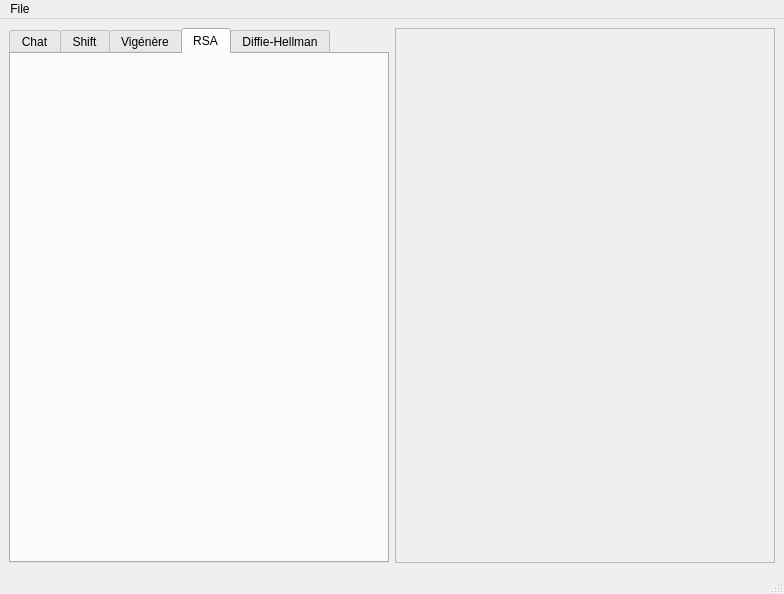
The window that res/main.ui (LordBaryhobal/CryptoChat) describes before a commit, drawn with Qt 5.
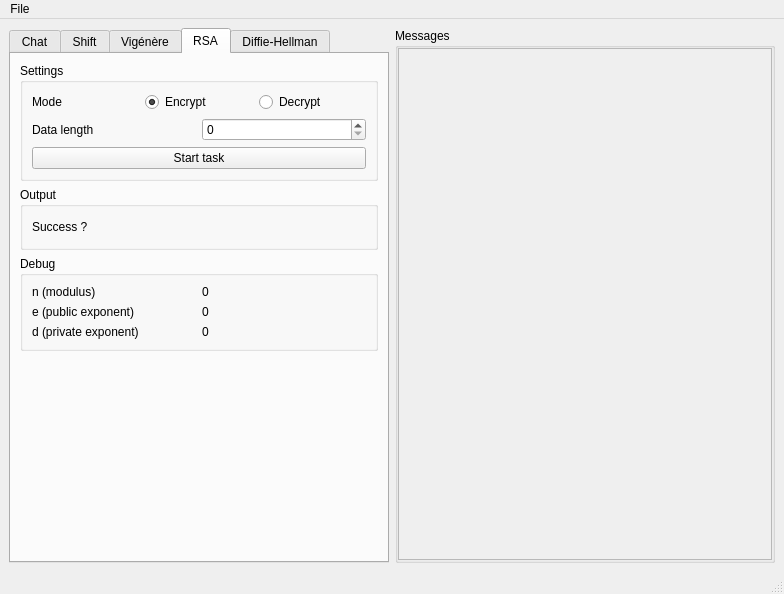
The same window after the commit. The open tabs and pages were chosen to show the change. Icons and pictures are not drawn.

Patch:
```diff
--- a/res/main.ui
+++ b/res/main.ui
@@ -74,6 +74,194 @@
        <attribute name="title">
         <string>RSA</string>
        </attribute>
+       <layout class="QVBoxLayout" name="verticalLayout_11">
+        <item>
+         <widget class="QGroupBox" name="groupBox_6">
+          <property name="title">
+           <string>Settings</string>
+          </property>
+          <layout class="QVBoxLayout" name="verticalLayout_9">
+           <item>
+            <layout class="QHBoxLayout" name="horizontalLayout_11">
+             <item>
+              <widget class="QLabel" name="label_9">
+               <property name="text">
+                <string>Mode</string>
+               </property>
+              </widget>
+             </item>
+             <item>
+              <widget class="QRadioButton" name="rsaEncryptRadio">
+               <property name="text">
+                <string>Encrypt</string>
+               </property>
+               <property name="checked">
+                <bool>true</bool>
+               </property>
+              </widget>
+             </item>
+             <item>
+              <widget class="QRadioButton" name="rsaDecryptRadio">
+               <property name="enabled">
+                <bool>true</bool>
+               </property>
+               <property name="text">
+                <string>Decrypt</string>
+               </property>
+               <property name="checkable">
+                <bool>true</bool>
+               </property>
+              </widget>
+             </item>
+            </layout>
+           </item>
+           <item>
+            <layout class="QHBoxLayout" name="horizontalLayout_12">
+             <item>
+              <widget class="QLabel" name="label_10">
+               <property name="text">
+                <string>Data length</string>
+               </property>
+              </widget>
+             </item>
+             <item>
+              <widget class="QSpinBox" name="rsaDataLen"/>
+             </item>
+            </layout>
+           </item>
+           <item>
+            <layout class="QHBoxLayout" name="horizontalLayout_13">
+             <item>
+              <widget class="QPushButton" name="rsaTaskBtn">
+               <property name="text">
+                <string>Start task</string>
+               </property>
+              </widget>
+             </item>
+            </layout>
+           </item>
+          </layout>
+         </widget>
+        </item>
+        <item>
+         <widget class="QGroupBox" name="groupBox_11">
+          <property name="title">
+           <string>Output</string>
+          </property>
+          <layout class="QVBoxLayout" name="verticalLayout_16">
+           <item>
+            <layout class="QHBoxLayout" name="horizontalLayout_18">
+             <item>
+              <widget class="QLabel" name="label_25">
+               <property name="text">
+                <string>Success ?</string>
+               </property>
+              </widget>
+             </item>
+             <item>
+              <widget class="QPushButton" name="rsaSuccessIcon">
+               <property name="enabled">
+                <bool>true</bool>
+               </property>
+               <property name="text">
+                <string/>
+               </property>
+               <property name="icon">
+                <iconset theme="user-offline"/>
+               </property>
+               <property name="checkable">
+                <bool>false</bool>
+               </property>
+               <property name="default">
+                <bool>false</bool>
+               </property>
+               <property name="flat">
+                <bool>true</bool>
+               </property>
+              </widget>
+             </item>
+            </layout>
+           </item>
+          </layout>
+         </widget>
+        </item>
+        <item>
+         <widget class="QGroupBox" name="groupBox_7">
+          <property name="title">
+           <string>Debug</string>
+          </property>
+          <layout class="QVBoxLayout" name="verticalLayout_10">
+           <item>
+            <layout class="QHBoxLayout" name="horizontalLayout_14">
+             <item>
+              <widget class="QLabel" name="label_11">
+               <property name="text">
+                <string>n (modulus)</string>
+               </property>
+              </widget>
+             </item>
+             <item>
+              <widget class="QLabel" name="rsaN">
+               <property name="text">
+                <string>0</string>
+               </property>
+              </widget>
+             </item>
+            </layout>
+           </item>
+           <item>
+            <layout class="QHBoxLayout" name="horizontalLayout_15">
+             <item>
+              <widget class="QLabel" name="label_13">
+               <property name="text">
+                <string>e (public exponent)</string>
+               </property>
+              </widget>
+             </item>
+             <item>
+              <widget class="QLabel" name="rsaE">
+               <property name="text">
+                <string>0</string>
+               </property>
+              </widget>
+             </item>
+            </layout>
+           </item>
+           <item>
+            <layout class="QHBoxLayout" name="horizontalLayout_16">
+             <item>
+              <widget class="QLabel" name="label_15">
+               <property name="text">
+                <string>d (private exponent)</string>
+               </property>
+              </widget>
+             </item>
+             <item>
+              <widget class="QLabel" name="rsaD">
+               <property name="text">
+                <string>0</string>
+               </property>
+              </widget>
+             </item>
+            </layout>
+           </item>
+          </layout>
+         </widget>
+        </item>
+        <item>
+         <spacer name="verticalSpacer_5">
+          <property name="orientation">
+           <enum>Qt::Vertical</enum>
+          </property>
+          <property name="sizeHint" stdset="0">
+           <size>
+            <width>20</width>
+            <height>40</height>
+           </size>
+          </property>
+         </spacer>
+        </item>
+       </layout>
       </widget>
       <widget class="QWidget" name="tab_5">
        <attribute name="title">
@@ -83,20 +271,56 @@
      </widget>
     </item>
     <item>
-     <widget class="QScrollArea" name="scrollArea">
-      <property name="widgetResizable">
-       <bool>true</bool>
+     <widget class="QGroupBox" name="groupBox_3">
+      <property name="title">
+       <string>Messages</string>
       </property>
-      <widget class="QWidget" name="scrollAreaWidgetContents">
-       <property name="geometry">
-        <rect>
-         <x>0</x>
-         <y>0</y>
-         <width>378</width>
-         <height>530</height>
-        </rect>
+      <layout class="QGridLayout" name="gridLayout">
+       <property name="leftMargin">
+        <number>0</number>
        </property>
-      </widget>
+       <property name="topMargin">
+        <number>0</number>
+       </property>
+       <property name="rightMargin">
+        <number>0</number>
+       </property>
+       <property name="bottomMargin">
+        <number>0</number>
+       </property>
+       <item row="0" column="0">
+        <widget class="QScrollArea" name="scrollArea">
+         <property name="widgetResizable">
+          <bool>true</bool>
+         </property>
+         <widget class="QWidget" name="messagesScroller">
+          <property name="geometry">
+           <rect>
+            <x>0</x>
+            <y>0</y>
+            <width>372</width>
+            <height>504</height>
+           </rect>
+          </property>
+          <layout class="QVBoxLayout" name="verticalLayout_3">
+           <item>
+            <spacer name="verticalSpacer_2">
+             <property name="orientation">
+              <enum>Qt::Vertical</enum>
+             </property>
+             <property name="sizeHint" stdset="0">
+              <size>
+               <width>20</width>
+               <height>40</height>
+              </size>
+             </property>
+            </spacer>
+           </item>
+          </layout>
+         </widget>
+        </widget>
+       </item>
+      </layout>
      </widget>
     </item>
    </layout>
```
Left out of the diff: 482 changed lines with no effect on the pictures.
